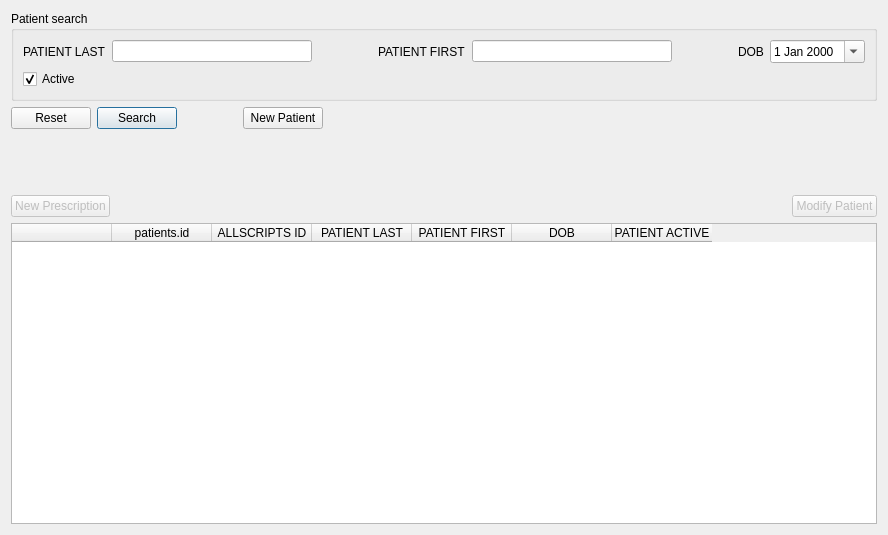
This is core/patientframe.ui in kyledevans/Medicine-Track as Qt 5 draws it before an edit. The edited form follows.
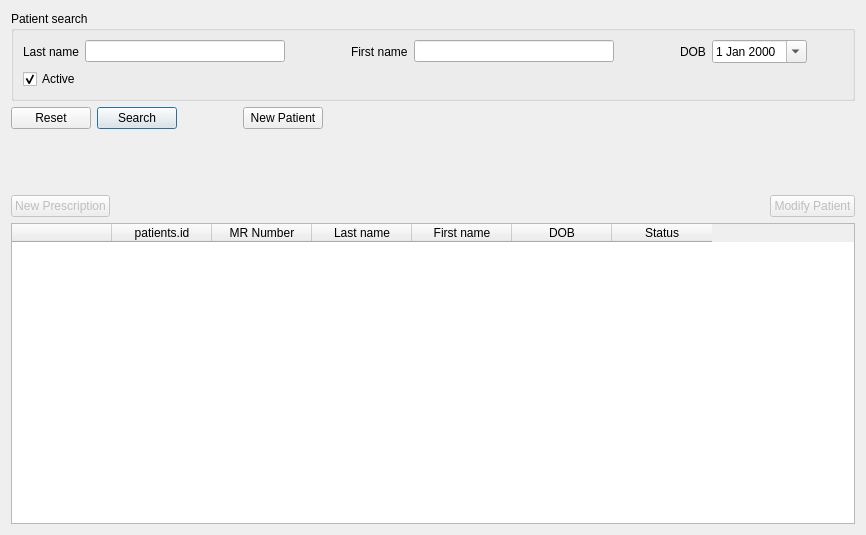
This is the edited form. Custom widgets are drawn as their Qt base class.

What changed in the file:
```diff
--- a/core/patientframe.ui
+++ b/core/patientframe.ui
@@ -31,7 +31,7 @@
            <string comment="PATIENT LAST SEARCH TOOLTIP">PATIENT LAST</string>
           </property>
           <property name="text">
-           <string comment="PATIENT LAST SEARCH LABEL">PATIENT LAST</string>
+           <string notr="true">Last name</string>
           </property>
          </widget>
         </item>
@@ -76,7 +76,7 @@
            <string comment="PATIENT FIRST SEARCH TOOLTIP">PATIENT FIRST</string>
           </property>
           <property name="text">
-           <string comment="PATIENT FIRST SEARCH LABEL">PATIENT FIRST</string>
+           <string notr="true">First name</string>
           </property>
          </widget>
         </item>
@@ -328,7 +328,7 @@
      </column>
      <column>
       <property name="text">
-       <string comment="ALLSCRIPTS ID DISPLAY LABEL">ALLSCRIPTS ID</string>
+       <string notr="true">MR Number</string>
       </property>
       <property name="toolTip">
        <string comment="ALLSCRIPTS ID DISPLAY TOOLTIP">ALLSCRIPTS ID</string>
@@ -336,7 +336,7 @@
      </column>
      <column>
       <property name="text">
-       <string comment="PATIENT LAST DISPLAY LABEL">PATIENT LAST</string>
+       <string notr="true">Last name</string>
       </property>
       <property name="toolTip">
        <string comment="PATIENT LAST DISPLAY TOOLTIP">PATIENT LAST</string>
@@ -344,7 +344,7 @@
      </column>
      <column>
       <property name="text">
-       <string comment="PATIENT FIRST DISPLAY LABEL">PATIENT FIRST</string>
+       <string notr="true">First name</string>
       </property>
       <property name="toolTip">
        <string comment="PATIENT FIRST DISPLAY TOOLTIP">PATIENT FIRST</string>
@@ -360,7 +360,7 @@
      </column>
      <column>
       <property name="text">
-       <string comment="PATIENT ACTIVE DISPLAY LABEL">PATIENT ACTIVE</string>
+       <string notr="true">Status</string>
       </property>
       <property name="toolTip">
        <string comment="PATIENT ACTIVE DISPLAY TOOLTIP">PATIENT ACTIVE</string>
```
Left out of the diff: 29 changed lines with no effect on the pictures.
